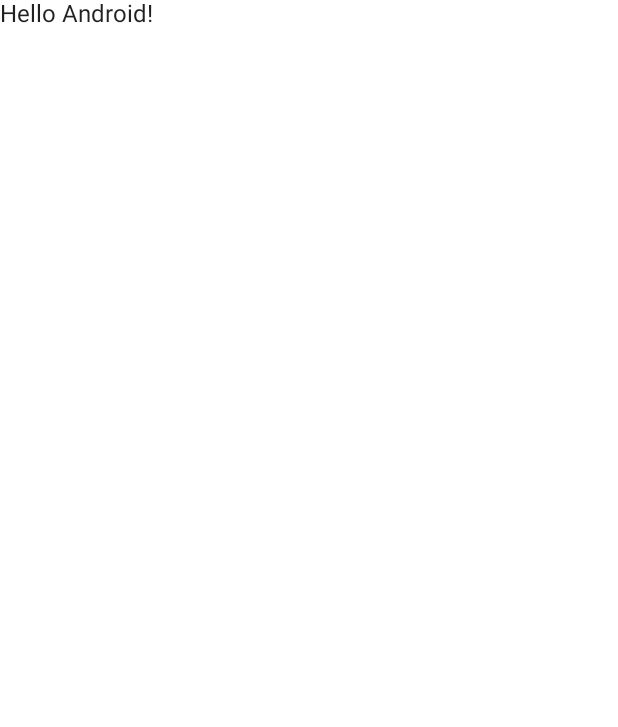
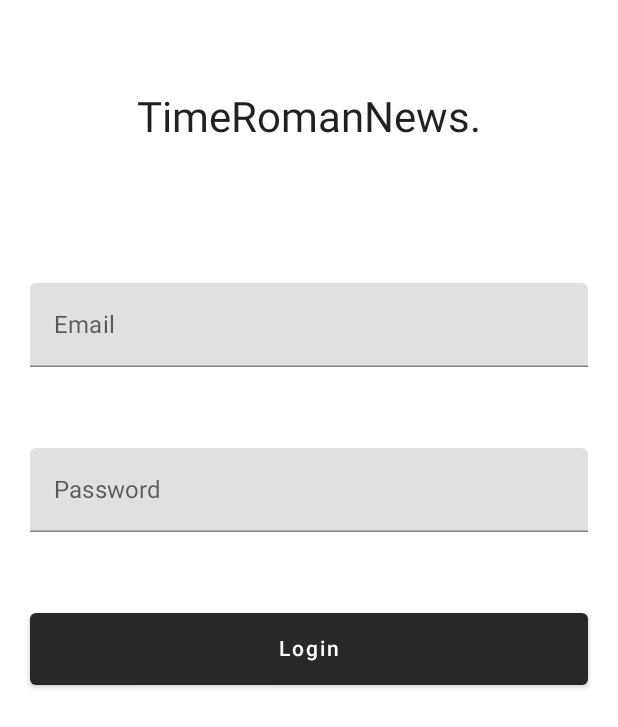
Before and after one commit to allantabriez/NewsApp, an Android app built with Jetpack Compose: the screen it shows after launch (MainActivity), on a phone screen of 412 x 824 dp. Before the commit the part shown is almost empty. Shown: the top 727 px of the screen. Run offline under Robolectric (Android 15) with nearby library versions, the phone set to English and light mode, and no system bars; libraries missing offline, so code that uses them is left out: com.jakewharton.retrofit2.

Commit message:
Create Login UI

```diff
--- a/app/src/main/java/com/example/newsapp/Application.kt
+++ b/app/src/main/java/com/example/newsapp/Application.kt
@@ -4,19 +4,25 @@ import android.app.Application
 import com.example.newsapp.di.authInterceptModule
 import com.example.newsapp.di.okhttpModule
 import com.example.newsapp.di.retrofitModule
+import com.example.newsapp.di.viewModelModule
 import kotlinx.serialization.ExperimentalSerializationApi
 import org.koin.core.context.startKoin
 import org.koin.core.logger.Level
 
 @ExperimentalSerializationApi
-class Application: Application() {
+class Application : Application() {
     override fun onCreate() {
         super.onCreate()
         startKoin {
             printLogger(Level.INFO)
-            authInterceptModule
-            okhttpModule
-            retrofitModule
+            modules(
+                listOf(
+                    authInterceptModule,
+                    okhttpModule,
+                    retrofitModule,
+                    viewModelModule,
+                )
+            )
         }
     }
 }
--- /dev/null
+++ b/app/src/main/java/com/example/newsapp/di/ViewModelModule.kt
@@ -0,0 +1,9 @@
+package com.example.newsapp.di
+
+import com.example.newsapp.presentation.login.LoginViewModel
+import org.koin.androidx.viewmodel.dsl.viewModel
+import org.koin.dsl.module
+
+val viewModelModule = module {
+    viewModel { LoginViewModel() }
+}
--- a/app/src/main/java/com/example/newsapp/presentation/MainActivity.kt
+++ b/app/src/main/java/com/example/newsapp/presentation/MainActivity.kt
@@ -3,11 +3,20 @@ package com.example.newsapp.presentation
 import android.os.Bundle
 import androidx.activity.ComponentActivity
 import androidx.activity.compose.setContent
+import androidx.compose.foundation.layout.*
 import androidx.compose.material.MaterialTheme
 import androidx.compose.material.Surface
 import androidx.compose.material.Text
+import androidx.compose.material.TextField
 import androidx.compose.runtime.Composable
+import androidx.compose.ui.Alignment
+import androidx.compose.ui.Modifier
+import androidx.compose.ui.text.TextStyle
 import androidx.compose.ui.tooling.preview.Preview
+import androidx.compose.ui.unit.TextUnit
+import androidx.compose.ui.unit.dp
+import androidx.compose.ui.unit.sp
+import com.example.newsapp.presentation.login.LoginScreen
 import com.example.newsapp.presentation.theme.NewsAppTheme
 
 class MainActivity : ComponentActivity() {
@@ -17,7 +26,7 @@ class MainActivity : ComponentActivity() {
             NewsAppTheme {
                 // A surface container using the 'background' color from the theme
                 Surface(color = MaterialTheme.colors.background) {
-                    Greeting("Android")
+                    LoginScreen()
                 }
             }
         }
@@ -33,6 +42,6 @@ fun Greeting(name: String) {
 @Composable
 fun DefaultPreview() {
     NewsAppTheme {
-        Greeting("Android")
+        LoginScreen()
     }
 }
--- /dev/null
+++ b/app/src/main/java/com/example/newsapp/presentation/login/LoginScreen.kt
@@ -0,0 +1,76 @@
+package com.example.newsapp.presentation.login
+
+import androidx.compose.foundation.background
+import androidx.compose.foundation.layout.*
+import androidx.compose.foundation.text.KeyboardOptions
+import androidx.compose.material.Button
+import androidx.compose.material.IconButton
+import androidx.compose.material.Text
+import androidx.compose.material.TextField
+import androidx.compose.runtime.Composable
+import androidx.compose.runtime.mutableStateOf
+import androidx.compose.runtime.remember
+import androidx.compose.runtime.saveable.rememberSaveable
+import androidx.compose.ui.Alignment
+import androidx.compose.ui.Modifier
+import androidx.compose.ui.graphics.Color
+import androidx.compose.ui.text.input.KeyboardType
+import androidx.compose.ui.text.input.PasswordVisualTransformation
+import androidx.compose.ui.text.input.VisualTransformation
+import androidx.compose.ui.unit.dp
+import androidx.compose.ui.unit.sp
+import org.koin.androidx.compose.getViewModel
+
+@Composable
+fun LoginScreen() {
+//    var isPassHidden by rememberSaveable {
+//        mutableStateOf(true)
+//    }
+    val viewModel: LoginViewModel = getViewModel()
+    Column(
+        modifier = Modifier
+            .fillMaxSize()
+            .padding(horizontal = 20.dp),
+        horizontalAlignment = Alignment.CenterHorizontally,
+    ) {
+        Text(
+            text = "TimeRomanNews.",
+            fontSize = 28.sp,
+            modifier = Modifier.padding(top = 62.dp),
+        )
+        Spacer(modifier = Modifier.height(94.dp))
+        TextField(
+            modifier = Modifier.fillMaxWidth(),
+            value = viewModel.email.value,
+            onValueChange = { newValue ->
+                viewModel.setEmail(newValue)
+            },
+            label = { Text(text = "Email") },
+            keyboardOptions = KeyboardOptions(keyboardType = KeyboardType.Email),
+        )
+        Spacer(modifier = Modifier.height(54.dp))
+        TextField(
+            modifier = Modifier.fillMaxWidth(),
+            value = viewModel.password.value,
+            onValueChange = { newValue ->
+                viewModel.setPass(newValue)
+            },
+            label = { Text(text = "Password") },
+//            visualTransformation = if (isPassHidden) PasswordVisualTransformation() else VisualTransformation.None,
+            keyboardOptions = KeyboardOptions(keyboardType = KeyboardType.Password),
+//            trailingIcon = {
+//                IconButton(onClick = { isPassHidden = !isPassHidden }) {
+//
+//                }
+//            }
+        )
+        Spacer(modifier = Modifier.height(54.dp))
+        Button(
+            onClick = { /*TODO*/ }, modifier = Modifier
+                .fillMaxWidth()
+                .height(48.dp)
+        ) {
+            Text(text = "Login")
+        }
+    }
+}
--- /dev/null
+++ b/app/src/main/java/com/example/newsapp/presentation/login/LoginViewModel.kt
@@ -0,0 +1,20 @@
+package com.example.newsapp.presentation.login
+
+import androidx.compose.runtime.mutableStateOf
+import androidx.lifecycle.ViewModel
+
+class LoginViewModel(): ViewModel() {
+    private val _email = mutableStateOf("")
+    val email get() = _email
+
+    private val _password = mutableStateOf("")
+    val password get() = _password
+
+    fun setEmail(value: String) {
+        _email.value = value
+    }
+
+    fun setPass(value: String) {
+        _password.value = value
+    }
+}
--- a/app/src/main/java/com/example/newsapp/presentation/theme/Color.kt
+++ b/app/src/main/java/com/example/newsapp/presentation/theme/Color.kt
@@ -6,3 +6,5 @@ val Purple200 = Color(0xFFBB86FC)
 val Purple500 = Color(0xFF6200EE)
 val Purple700 = Color(0xFF3700B3)
 val Teal200 = Color(0xFF03DAC5)
+val black = Color(0xFF282828)
+val white = Color(0xFFE5E5E5)
--- a/app/src/main/java/com/example/newsapp/presentation/theme/Theme.kt
+++ b/app/src/main/java/com/example/newsapp/presentation/theme/Theme.kt
@@ -5,17 +5,23 @@ import androidx.compose.material.MaterialTheme
 import androidx.compose.material.darkColors
 import androidx.compose.material.lightColors
 import androidx.compose.runtime.Composable
+import androidx.compose.ui.graphics.Color
 
 private val DarkColorPalette = darkColors(
-    primary = Purple200,
-    primaryVariant = Purple700,
-    secondary = Teal200
+    primary = black,
+    primaryVariant = black,
+//    background = Color.Black,
+//    onBackground = Color.White,
+//    onPrimary = Color.White,
+//    onSurface = Color.White
+//    secondary = Teal200
 )
 
 private val LightColorPalette = lightColors(
-    primary = Purple500,
-    primaryVariant = Purple700,
-    secondary = Teal200
+    primary = black,
+    primaryVariant = black,
+//    background = white,
+//    secondary = Teal200
 
     /* Other default colors to override
     background = Color.White,
```
